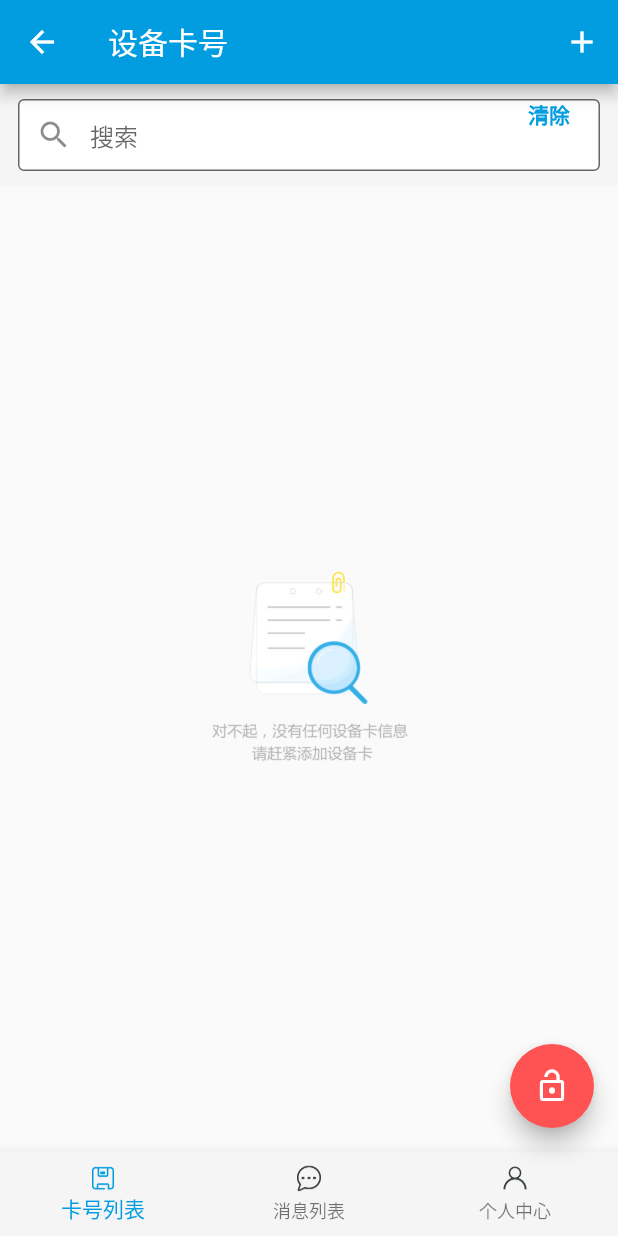
After one commit to asmh1989/flutter_message, a Flutter app: the HomePage screen opened by its route, on a phone screen of 412 x 824 dp. The commit adds this screen. Run offline on Flutter 3.47's test engine with Material 2 defaults, Android fonts, the phone set to English and light mode, and no system bars; our stand-ins replace shared_preferences, sqflite; accounts and stored records are empty; network calls fail; statements that could not run were skipped.

Commit message:
卡号列表展示初步

```diff
--- /dev/null
+++ b/lib/model/cardInfo.dart
@@ -0,0 +1,44 @@
+import 'dart:convert';
+
+class CardInfo{
+  String no;
+  int sid;
+  String cdno;
+  String nnm;
+  String addr;
+  String opnm;
+  int insdt;
+  String unm;
+  String re;
+//  String content;
+  Map<String, dynamic> coord;
+
+  CardInfo({
+    this.no,
+    this.sid,
+    this.nnm,
+    this.addr,
+    this.opnm,
+    this.insdt,
+    this.unm,
+    this.re,
+    this.coord
+  });
+
+
+  factory CardInfo.fromJson(Map<String, dynamic> json) {
+    return new CardInfo(
+      no: json['No'] as String,
+      sid: json['Sid'] as int,
+      nnm: json['Nnm'] as String,
+      addr: json['Addr'] as String,
+      opnm: json['Opnm'] as String,
+      insdt: json['Insdt'] as int,
+      unm: json['Unm'] as String,
+      re: json['Re'] as String,
+      coord: json['Coord'] as Map<String, dynamic>
+    );
+  }
+
+
+}
--- /dev/null
+++ b/lib/pages/cardManager.dart
@@ -0,0 +1,217 @@
+import 'dart:async';
+
+import 'package:flutter/material.dart';
+import 'package:flutter/foundation.dart';
+import 'package:http/http.dart' as http;
+
+import 'login.dart';
+
+import '../utils/index.dart';
+
+import '../model/cardInfo.dart';
+
+import '../ui/underLine.dart';
+
+enum CardType {
+  CARD,
+  MESSAGE
+}
+
+typedef  void ShowTips(String msg);
+
+class _FutureCardList extends StatefulWidget{
+
+  final ShowTips show;
+  final CardType type;
+
+  const _FutureCardList({Key key, @required this.show, @required this.type}): super(key:key);
+
+  @override
+  State<StatefulWidget> createState() {
+    return new _FutureCardListState();
+  }
+}
+
+class _FutureCardListState extends State<_FutureCardList>{
+
+  String _snm = '';
+  List<CardInfo> _cards;
+  bool isNotify = false;
+
+
+  void notify(String snm){
+
+  }
+
+  List<CardInfo> parseCards(List<dynamic> data) {
+    return data.map((json) => new CardInfo.fromJson(json)).toList();
+  }
+
+
+  Future<http.Response> _getCardData() async{
+    String url = Cache.instance.cdurl+'/api/getunos.json';
+
+    Map<String, dynamic> params =  {
+      'Unm': Cache.instance.username,
+      'Cdtoken': Cache.instance.cdtoekn,
+      'Token': Cache.instance.token,
+      'No': _snm??'',
+      'Idx': '1',
+      'Size': '100'
+    };
+
+    return NetWork.post(url, params);
+  }
+
+  Widget _getCardListWidget2(){
+    return new Expanded(
+      child: new ListView.builder(
+        itemCount: _cards.length,
+        itemBuilder: (BuildContext context, int index) {
+          CardInfo item = _cards[index];
+
+          return new UnderLine(
+              child: new ListTile(
+                leading: new Padding(
+                  padding: EdgeInsets.all(2.0),
+                  child: new Image.asset(ImageAssets.icon_card, color: Style.COLOR_THEME,),
+                ),
+                title: new Text(item.nnm??item.no),
+                subtitle: new Text(item.addr??''),
+                trailing: new Text(Func.getFullTimeString(item.insdt* 1000)),
+                onTap: () {
+                },
+              )
+          );
+        },
+      ),
+    );;
+  }
+
+
+  Widget _getCardListWidget(){
+    return new FutureBuilder<http.Response>(
+        future: _getCardData(),
+        builder: (BuildContext context, AsyncSnapshot<http.Response> snapshot){
+          if(snapshot.connectionState == ConnectionState.waiting){
+            return new Expanded(child: new Container(child: new Center(child: new CircularProgressIndicator(),),));
+          } else {
+            if(snapshot.connectionState == ConnectionState.done && !snapshot.hasData){
+              return new Expanded(child: new Center(child: Image.asset(ImageAssets.ic_card_list_tips, width: 160.0)));
+            }
+            http.Response response = snapshot.data;
+            if (response.statusCode != 200) {
+              return Func.logoutWidget(context, response.toString());
+            } else {
+              Map data = NetWork.decodeJson(response.body);
+
+              print(Func.mapToString(data));
+
+              if (data['Code'] != 0) {
+                return new Center(
+                    child: new Column(
+                      mainAxisAlignment: MainAxisAlignment.center,
+                      children: <Widget>[
+                        new Text(data['Message']),
+                        new SizedBox(height: 10.0,),
+                        new RaisedButton(
+                            child: new Text('登出'),
+                            onPressed: (){
+                              Navigator.pushReplacementNamed(context, LoginPage.route);
+                            })
+                      ],
+                    )
+                );
+              } else {
+                _cards =  parseCards(data['Response']);
+                if(_cards.length == 0){
+                  return new Expanded(child: new Center(child: Image.asset(ImageAssets.ic_card_list_tips,  width: 160.0,)));
+                }
+
+                return _getCardListWidget2();
+
+              }
+            }
+          }
+
+        });
+  }
+
+  Widget _getMsgListWidget(){
+    return new Text('消息');
+  }
+
+  @override
+  Widget build(BuildContext context) {
+    if(widget.type == CardType.CARD){
+      return _getCardListWidget();
+    } else {
+      return _getMsgListWidget();
+    }
+  }
+}
+
+class CardManagerPage extends StatefulWidget{
+
+  final GlobalKey<ScaffoldState> scaffoldKey;
+  final CardType type;
+  const CardManagerPage({this.scaffoldKey, @required this.type});
+
+  @override
+  State<StatefulWidget> createState() {
+    return new CardManagerState();
+  }
+}
+
+class CardManagerState extends State<CardManagerPage>{
+
+  final GlobalKey<_FutureCardListState> _userKey = new GlobalKey<_FutureCardListState>();
+  TextEditingController _controller = new TextEditingController();
+
+  @override
+  Widget build(BuildContext context) {
+    return new Column(
+        mainAxisAlignment: MainAxisAlignment.start,
+        crossAxisAlignment: CrossAxisAlignment.stretch,
+        children: <Widget>[
+          new Container(
+            color: Style.COLOR_BACKGROUND,
+            padding: EdgeInsets.symmetric(vertical: 10.0, horizontal: 12.0),
+            child: new TextField(
+              controller: _controller,
+              onSubmitted: (String value){
+              },
+              decoration: new InputDecoration(
+                  prefixIcon: new Icon(Icons.search),
+                  suffixIcon: new InkWell(
+                    onTap: (){
+                      if(_controller.text.length == 0) return;
+                      _controller.clear();
+                      _userKey.currentState.notify('');
+                    },
+                    child: new Text('清除',
+                      style: new TextStyle(
+                          color: Theme.of(context).primaryColor,
+                          fontWeight: FontWeight.w700),
+                    ),
+                  ),
+                  hintText: '搜索',
+                  fillColor: Colors.white,
+                  filled: true,
+                  contentPadding: EdgeInsets.all(8.0),
+                  border: new OutlineInputBorder(
+                      borderSide: new BorderSide(color: Colors.white, width: 0.5))),
+            ),
+          ),
+          new _FutureCardList(
+            key: _userKey,
+            type: widget.type,
+            show: (String msg){
+              Func.showMessage(widget.scaffoldKey, msg);
+            },
+          ),
+        ]);
+  }
+
+
+}
--- a/lib/pages/home.dart
+++ b/lib/pages/home.dart
@@ -9,6 +9,7 @@ import 'switchPlatform.dart';
 import 'commandList.dart';
 import 'passwd.dart';
 import 'userManager.dart';
+import 'cardManager.dart';
 
 class HomePage extends StatefulWidget{
   const HomePage({Key key}): super(key: key);
@@ -23,9 +24,12 @@ class HomePage extends StatefulWidget{
 
 class HomeState extends State<HomePage> {
 
-  int _currentIndex = 2;
+  int _currentIndex = 0;
 
   PageController _controller;
+
+  final GlobalKey<ScaffoldState> _scaffoldKey = new GlobalKey<ScaffoldState>();
+
 
   AppBar _getAppBar() {
     if(_currentIndex == 0 || _currentIndex == 1) {
@@ -208,7 +212,7 @@ class HomeState extends State<HomePage> {
       physics: new NeverScrollableScrollPhysics(),
       controller: _controller,
       children: <Widget>[
-        new Text('hello 0'),
+        new CardManagerPage(type: CardType.CARD, scaffoldKey: _scaffoldKey,),
         new Text('hello 1'),
         _getPersonView()
       ],
@@ -246,6 +250,7 @@ class HomeState extends State<HomePage> {
     );
 
     return new Scaffold(
+        key: _scaffoldKey,
         appBar: _getAppBar(),
         body: _getBody(),
         bottomNavigationBar: new Theme(
--- a/lib/utils/func.dart
+++ b/lib/utils/func.dart
@@ -1,3 +1,5 @@
+import 'dart:convert';
+
 import 'package:flutter/material.dart';
 import 'package:intl/intl.dart';
 
@@ -82,5 +84,8 @@ class Func {
     return formatter.format(time);
   }
 
+  static String mapToString(Map map){
+    return json.encode(map);
+  }
 
 }
--- a/lib/utils/network.dart
+++ b/lib/utils/network.dart
@@ -57,8 +57,13 @@ class NetWork {
   static const String SET_USERS = DL_API+'/api/setusers.json';
 
   static Future<http.Response > post(String url, Map<String, dynamic> params) async {
-    print('''post: $params''');
-    return  _client.post(url, body: params);
+    print('''$url => post: $params''');
+    try {
+      return _client.post(url, body: params);
+    } catch (e){
+      print('post error: $e');
+      return null;
+    }
   }
 
   static Map decodeJson(String data) {
```
